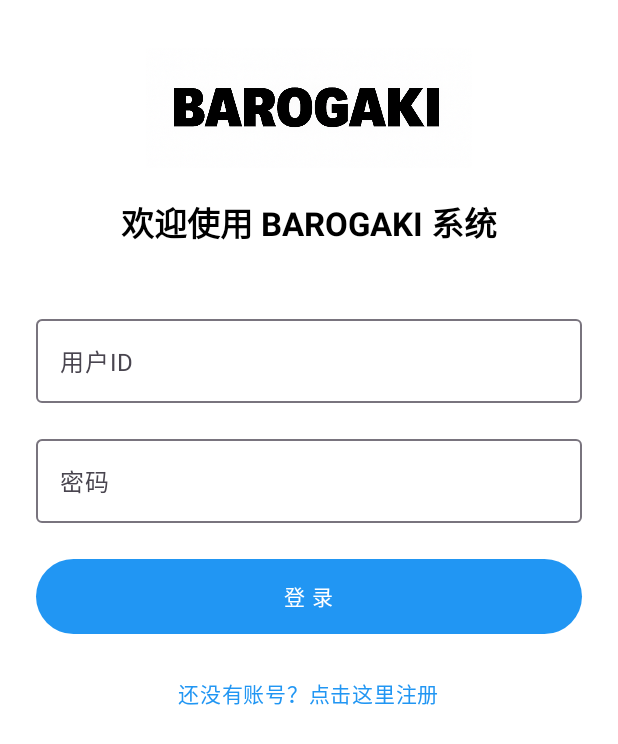
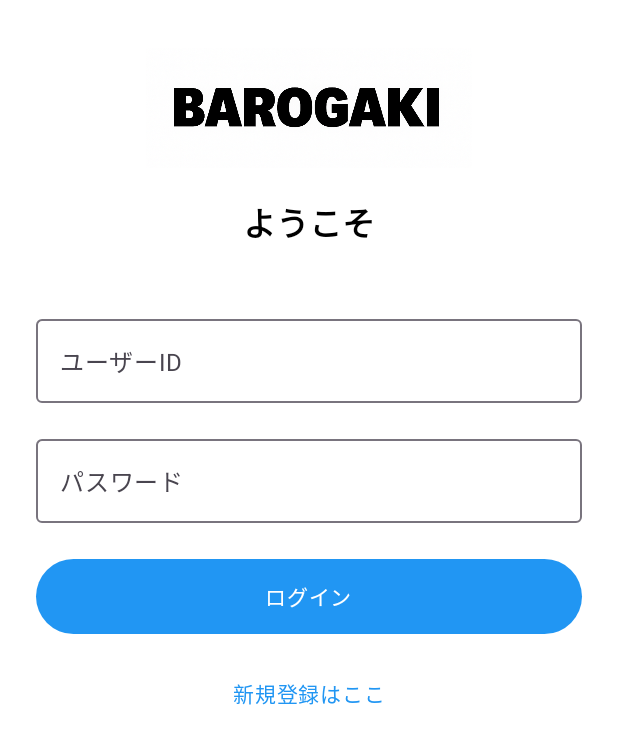
Before and after one commit to xg00410/supermarket, an Android app built with Jetpack Compose: the screen it shows after launch (MainActivity), on a phone screen of 412 x 824 dp. Shown: the top 744 px of the screen. Run offline under Robolectric (Android 15) with nearby library versions, the phone set to English and light mode, and no system bars.

Commit message:
日本語に修正した

```diff
--- a/app/src/main/java/com/example/supermarket/ui/screens/LoginScreen.kt
+++ b/app/src/main/java/com/example/supermarket/ui/screens/LoginScreen.kt
@@ -40,13 +40,13 @@ fun LoginScreen(
         ) {
             AppIcon(width = 240, height = 80)
             Spacer(modifier = Modifier.height(20.dp))
-            Text("欢迎使用 BAROGAKI 系统", style = MaterialTheme.typography.titleLarge)
+            Text("ようこそ", style = MaterialTheme.typography.titleLarge)
             Spacer(modifier = Modifier.height(40.dp))
 
             OutlinedTextField(
                 value = userId,
                 onValueChange = { userId = it },
-                label = { Text("用户ID") },
+                label = { Text("ユーザーID") },
                 singleLine = true,
                 modifier = Modifier.fillMaxWidth(),
                 keyboardOptions = KeyboardOptions(keyboardType = KeyboardType.Text)
@@ -57,7 +57,7 @@ fun LoginScreen(
             OutlinedTextField(
                 value = password,
                 onValueChange = { password = it },
-                label = { Text("密码") },
+                label = { Text("パスワード") },
                 singleLine = true,
                 visualTransformation = PasswordVisualTransformation(),
                 modifier = Modifier.fillMaxWidth()
@@ -81,25 +81,25 @@ fun LoginScreen(
                             val response = api.login(requestBody)
 
                             if (response.status == "success") {
-                                message = "欢迎 ${response.name ?: ""}"
+                                message = "ログイン成功 ${response.name ?: ""}"
                                 onLoginSuccess()
                             } else {
-                                message = response.message ?: "登录失败"
+                                message = response.message ?: "ログイン失敗"
                             }
                         } catch (e: Exception) {
-                            message = "网络错误: ${e.message}"
+                            message = "エラー: ${e.message}"
                         }
                     }
                 },
                 modifier = Modifier.fillMaxWidth().height(50.dp)
             ) {
-                Text("登 录")
+                Text("ログイン")
             }
 
             Spacer(modifier = Modifier.height(16.dp))
 
             TextButton(onClick = onNavigateToRegister) {
-                Text("还没有账号？点击这里注册")
+                Text("新規登録はここ")
             }
 
             Spacer(modifier = Modifier.height(16.dp))
```
